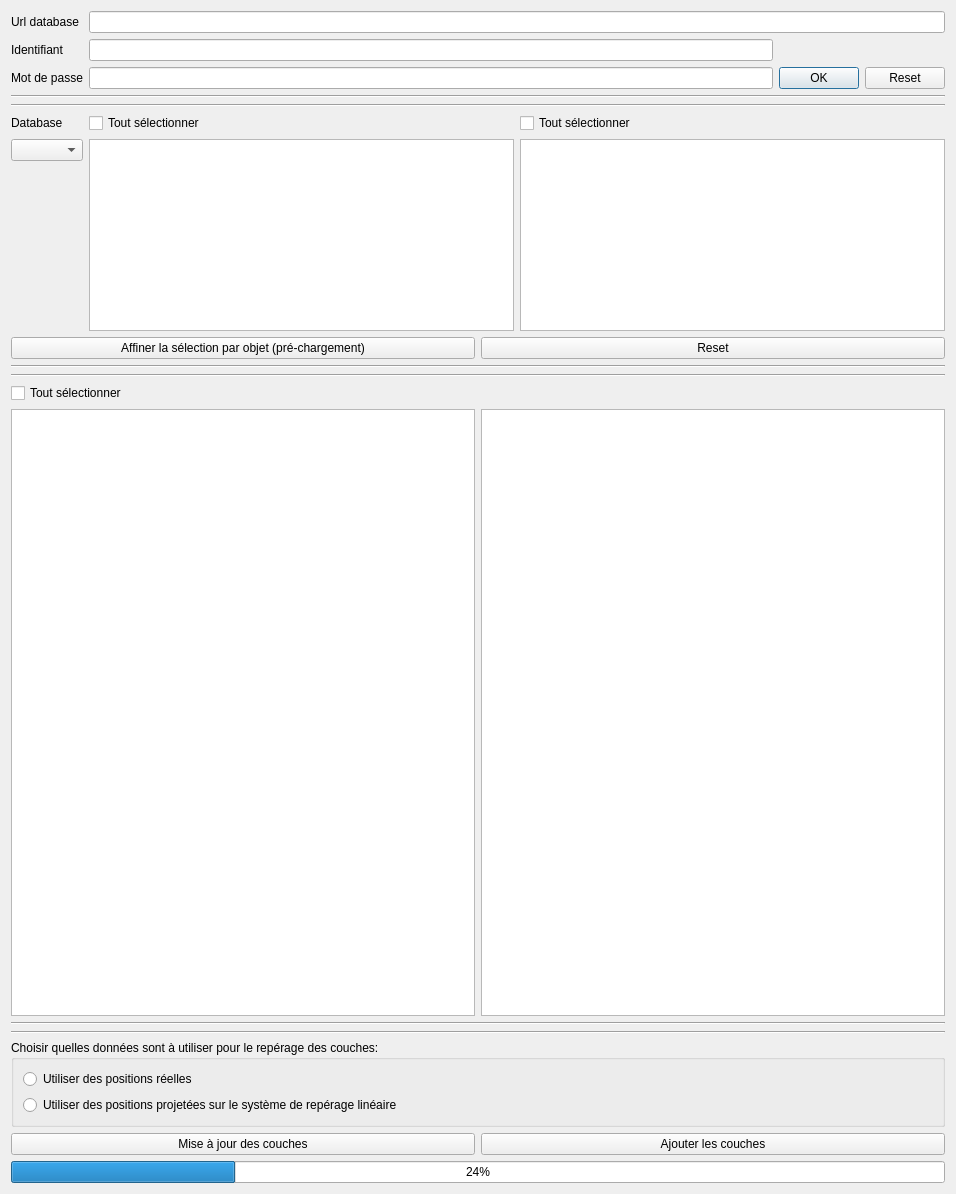
Before: the Qt Designer form couchdb_importer/couchdb_importer_dialog_base.ui in FranceDigues/SIRS-Digues-PluginQGis, drawn with Qt 5.
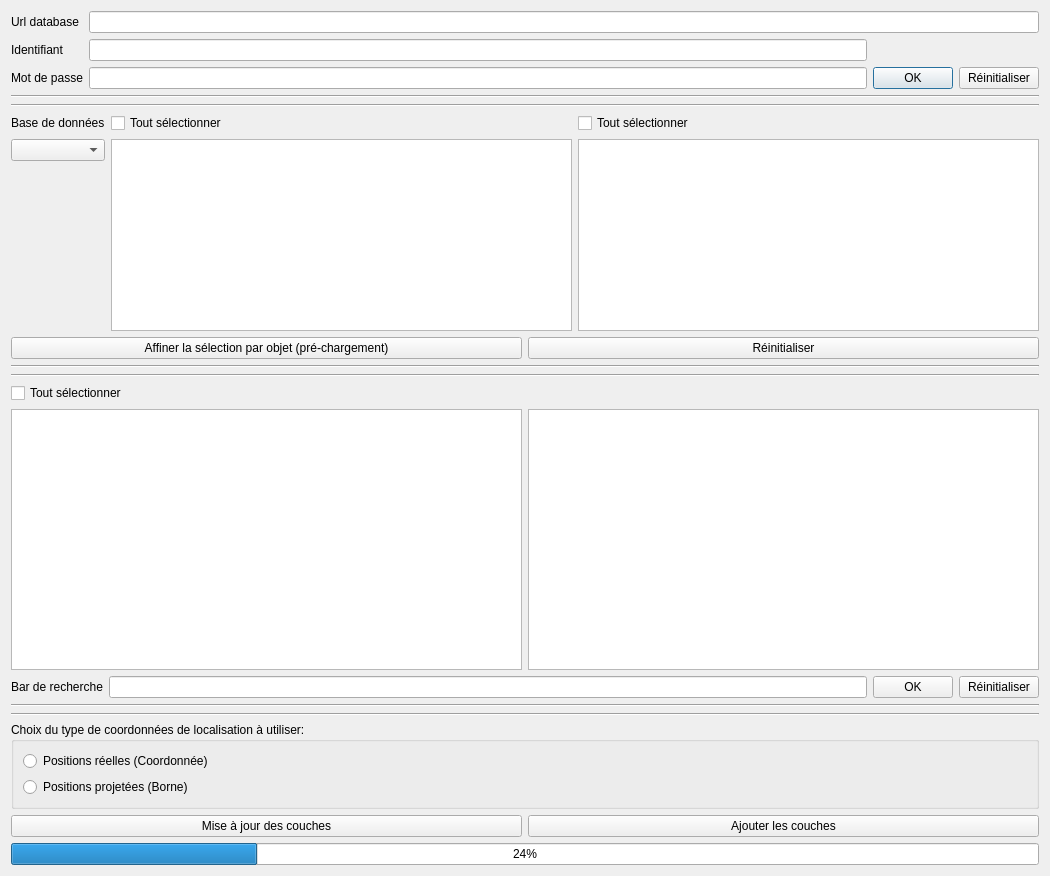
After: the same form once the commit is applied.

Commit message: Evolution: update label, all selected button

```diff
--- a/couchdb_importer/couchdb_importer_dialog_base.ui
+++ b/couchdb_importer/couchdb_importer_dialog_base.ui
@@ -6,8 +6,8 @@
    <rect>
     <x>0</x>
     <y>0</y>
-    <width>956</width>
-    <height>1194</height>
+    <width>1050</width>
+    <height>876</height>
    </rect>
   </property>
   <property name="windowTitle">
@@ -56,7 +56,7 @@
      <item row="2" column="3">
       <widget class="QPushButton" name="resetConnectionButton">
        <property name="text">
-        <string>Reset</string>
+        <string>Réinitialiser</string>
        </property>
       </widget>
      </item>
@@ -101,7 +101,7 @@
      <item row="0" column="0" colspan="2">
       <widget class="QLabel" name="label">
        <property name="text">
-        <string>Database</string>
+        <string>Base de données</string>
        </property>
       </widget>
      </item>
@@ -122,7 +122,7 @@
      <item>
       <widget class="QPushButton" name="resetDatabaseButton">
        <property name="text">
-        <string>Reset</string>
+        <string>Réinitialiser</string>
        </property>
       </widget>
      </item>
@@ -159,6 +159,34 @@
      </item>
     </layout>
    </item>
+   <item>
+    <layout class="QHBoxLayout" name="horizontalLayout_2">
+     <item>
+      <widget class="QLabel" name="label_3">
+       <property name="text">
+        <string>Bar de recherche</string>
+       </property>
+      </widget>
+     </item>
+     <item>
+      <widget class="QLineEdit" name="keyword"/>
+     </item>
+     <item>
+      <widget class="QPushButton" name="search">
+       <property name="text">
+        <string>OK</string>
+       </property>
+      </widget>
+     </item>
+     <item>
+      <widget class="QPushButton" name="resetSearch">
+       <property name="text">
+        <string>Réinitialiser</string>
+       </property>
+      </widget>
+     </item>
+    </layout>
+   </item>
    <item>
     <widget class="Line" name="line_5">
      <property name="orientation">
@@ -176,20 +204,20 @@
    <item>
     <widget class="QGroupBox" name="projection">
      <property name="title">
-      <string>Choisir quelles données sont à utiliser pour le repérage des couches:</string>
+      <string>Choix du type de coordonnées de localisation à utiliser:</string>
      </property>
      <layout class="QVBoxLayout" name="verticalLayout">
       <item>
        <widget class="QRadioButton" name="absolu">
         <property name="text">
-         <string>Utiliser des positions réelles</string>
+         <string>Positions réelles (Coordonnée)</string>
         </property>
        </widget>
       </item>
       <item>
        <widget class="QRadioButton" name="projete">
         <property name="text">
-         <string>Utiliser des positions projetées sur le système de repérage linéaire</string>
+         <string>Positions projetées (Borne)</string>
         </property>
        </widget>
       </item>
```
The commit also changes 3 other files.
